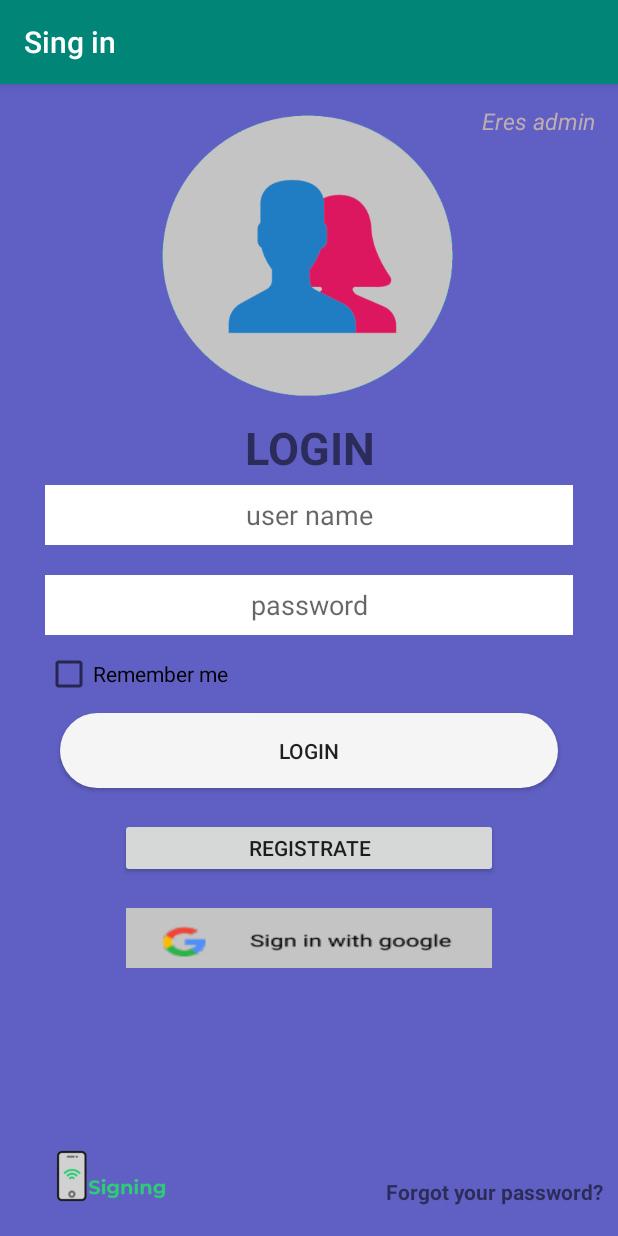
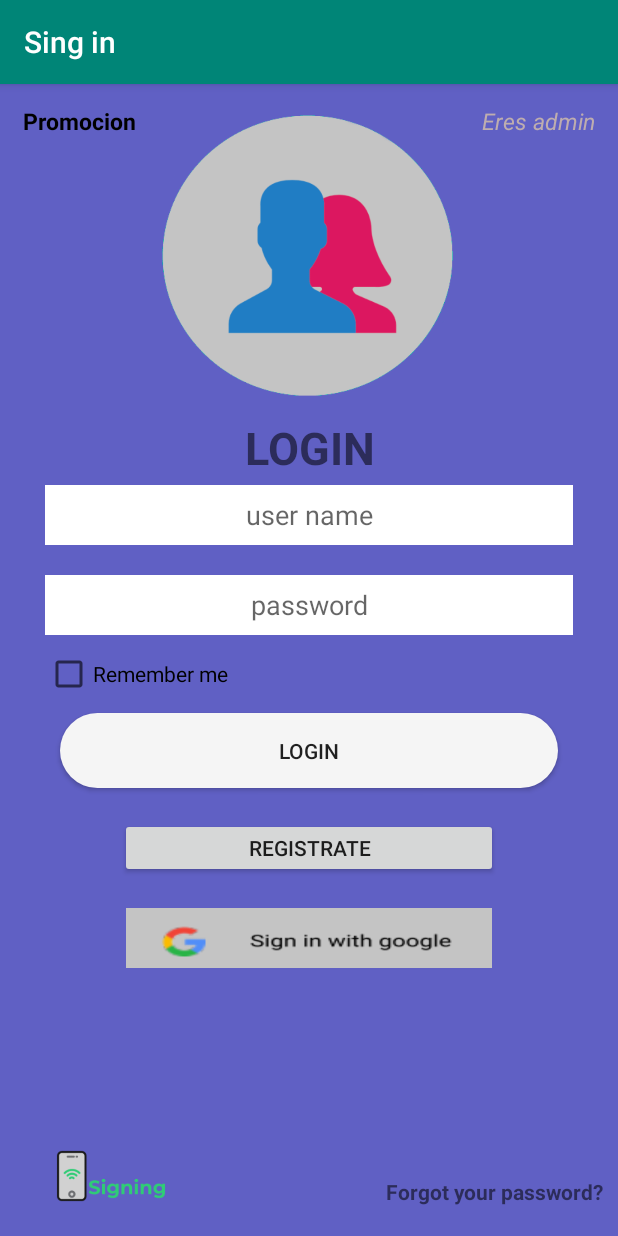
Before and after one commit to Jorston/Singing_App, an Android app: the MainActivity screen opened directly, with no data from a screen before it, on a phone screen of 412 x 824 dp. Run offline under Robolectric (Android 15) with nearby library versions, the light colour scheme and no system bars; our stand-ins replace Room's generated code.

Commit message:
implement View for Video Promotion in Activity Main

```diff
--- a/app/src/main/AndroidManifest.xml
+++ b/app/src/main/AndroidManifest.xml
@@ -14,7 +14,8 @@
         android:roundIcon="@mipmap/ic_launcher_round"
         android:supportsRtl="true"
         android:theme="@style/AppTheme">
-        <activity android:name=".Interfaces.DetalleRecycler"></activity>
+        <activity android:name=".Interfaces.VideoActivity"></activity>
+        <activity android:name=".Interfaces.DetalleRecycler" />
         <activity android:name=".Interfaces.DeleteUpdate" />
         <activity android:name=".Interfaces.MainActivity" />
         <activity android:name=".Interfaces.AdminLogin" />
--- a/app/src/main/java/com/example/app/Interfaces/MainActivity.java
+++ b/app/src/main/java/com/example/app/Interfaces/MainActivity.java
@@ -28,7 +28,7 @@ import java.sql.Statement;
 public class MainActivity extends AppCompatActivity implements View.OnClickListener{
 
     // declaracion variables globales e instancia objeto escritura
-    TextView textuser, textpassword,tBotonAdmin;
+    TextView textuser, textpassword,tBotonAdmin,tBotonVideo;
 
     Button button, botonRegistrate,botonGoogle;
 
@@ -54,6 +54,8 @@ public class MainActivity extends AppCompatActivity implements View.OnClickListe
 
         tBotonAdmin = findViewById(R.id.tAdmin);
 
+        tBotonVideo = findViewById(R.id.tVideo);
+
         progressBar = findViewById(R.id.progressBar);
 
         button = findViewById(R.id.btnLogin);
@@ -69,6 +71,8 @@ public class MainActivity extends AppCompatActivity implements View.OnClickListe
         botonGoogle.setOnClickListener(this);
 
         tBotonAdmin.setOnClickListener(this);
+
+        tBotonVideo.setOnClickListener(this);
 
         //metodo para insertar en BD con Room instancia a la conexion y objetos de la clase MyDatabaseRoom de Room y creamos la base de datos
         myDatabaseRoom = Room.databaseBuilder(this,MyDatabaseRoom.class, "usuariosLoginRoom.db").allowMainThreadQueries().build();
@@ -140,6 +144,12 @@ public class MainActivity extends AppCompatActivity implements View.OnClickListe
                 startActivity(admin);
 
                 break;
+            //VIDEOACTIVITY
+            case R.id.tVideo:
+
+                Intent videoActivity = new Intent(getApplicationContext(), VideoActivity.class);
+
+                startActivity(videoActivity);
 
             } //fin switch
 
--- a/app/src/main/res/layout/activity_main.xml
+++ b/app/src/main/res/layout/activity_main.xml
@@ -15,6 +15,18 @@
         <FrameLayout
             android:layout_width="match_parent"
             android:layout_height="217dp">
+            <TextView
+                android:id="@+id/tVideo"
+                android:layout_width="wrap_content"
+                android:layout_height="50dp"
+                android:layout_gravity="left"
+                android:gravity="center"
+                android:paddingLeft="15dp"
+                android:paddingRight="15dp"
+                android:text="Promocion"
+                android:textSize="15sp"
+                android:textColor="#000"
+                android:textStyle="bold" />
 
             <ImageView
                 android:id="@+id/imageView"
```
Also changed, not shown: app/src/main/java/com/example/app/Interfaces/VideoActivity.java (added, +14 -0 lines), app/src/main/res/layout/activity_video.xml (added, +52 -0 lines).
